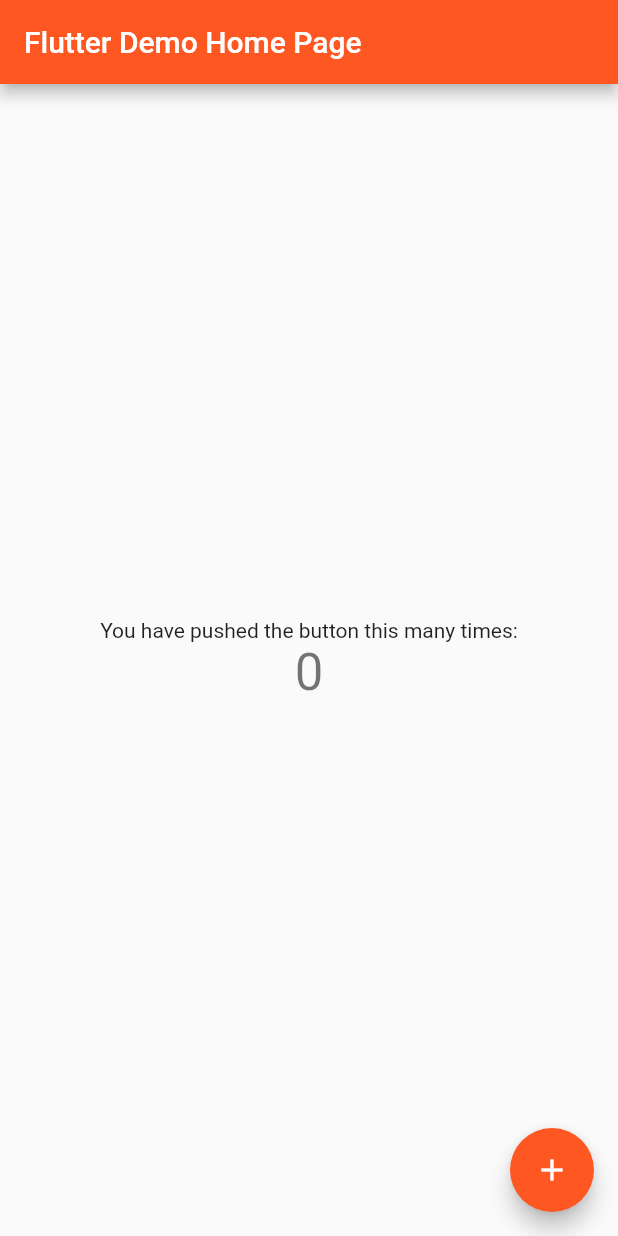
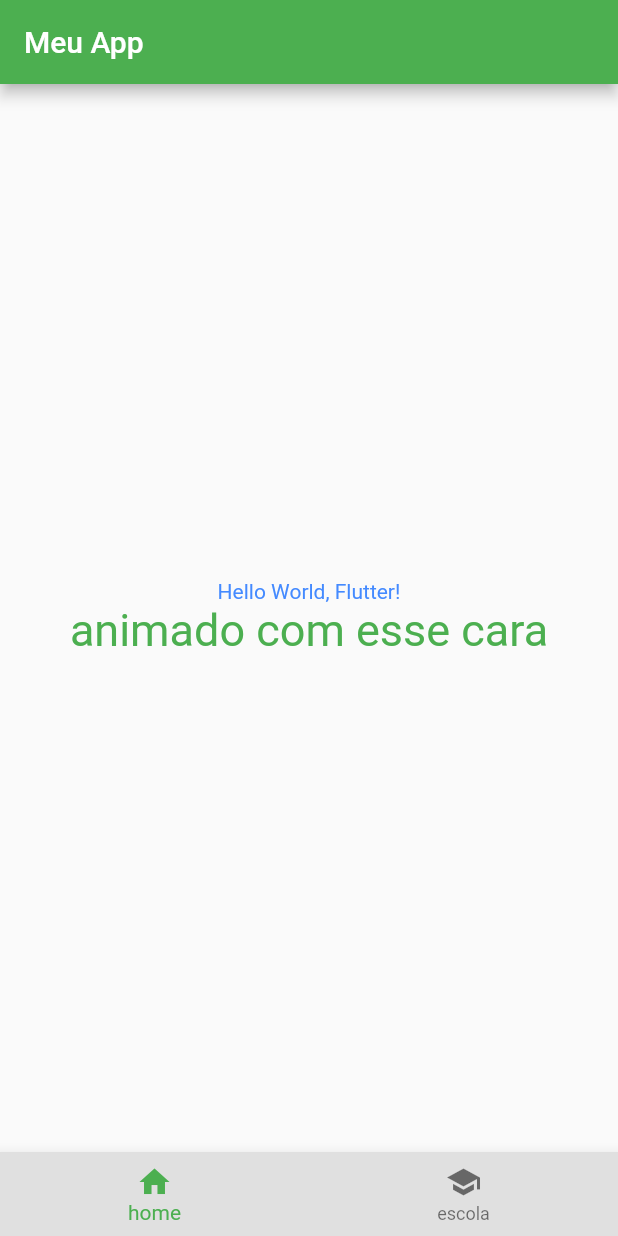
Before and after one commit to BrunoSouzaPicinini/CursoFlutterSchoolOfNet, a Flutter app: the screen it shows after launch, on a phone screen of 412 x 824 dp. Run offline on Flutter 3.47's test engine with Material 2 defaults, Android fonts, the light colour scheme and no system bars.

Commit message:
Hello world em Flutter!

```diff
--- a/lib/main.dart
+++ b/lib/main.dart
@@ -1,115 +1,60 @@
 import 'package:flutter/material.dart';
 
 void main() {
-  runApp(const MyApp());
+  runApp(new MyApp());
 }
 
 class MyApp extends StatelessWidget {
-  const MyApp({Key? key}) : super(key: key);
+  Widget build(BuildContext context) {
+    return new MaterialApp(
+        title: "SON contador de cursos", home: new HomeApp());
+  }
+}
 
-  // This widget is the root of your application.
+class HomeApp extends StatefulWidget {
+  const HomeApp({Key? key}) : super(key: key);
+
+  @override
+  State<HomeApp> createState() => _HomeAppState();
+}
+
+class _HomeAppState extends State<HomeApp> {
   @override
   Widget build(BuildContext context) {
-    return MaterialApp(
-      title: 'Flutter Demo',
-      theme: ThemeData(
-        // This is the theme of your application.
-        //
-        // Try running your application with "flutter run". You'll see the
-        // application has a blue toolbar. Then, without quitting the app, try
-        // changing the primarySwatch below to Colors.green and then invoke
-        // "hot reload" (press "r" in the console where you ran "flutter run",
-        // or simply save your changes to "hot reload" in a Flutter IDE).
-        // Notice that the counter didn't reset back to zero; the application
-        // is not restarted.
-        primarySwatch: Colors.deepOrange,
+    return Scaffold(
+      appBar: AppBar(
+        title: Text('Meu App'),
+        backgroundColor: Colors.green,
       ),
-      home: const MyHomePage(title: 'Flutter Demo Home Page'),
+      body: Container(
+          constraints: BoxConstraints.expand(),
+          child: Column(
+            mainAxisAlignment: MainAxisAlignment.center,
+            children: <Widget>[
+              Text(
+                'Hello World, Flutter!',
+                textAlign: TextAlign.center,
+                style: TextStyle(
+                    color: Colors.blueAccent, decoration: TextDecoration.none),
+              ),
+              Text(
+                'animado com esse cara',
+                textAlign: TextAlign.center,
+                style: TextStyle(
+                    color: Colors.green,
+                    fontSize: 30,
+                    decoration: TextDecoration.none),
+              ),
+            ],
+          )),
+      bottomNavigationBar: BottomNavigationBar(
+        backgroundColor: Colors.grey.shade300,
+        items: <BottomNavigationBarItem>[
+          BottomNavigationBarItem(icon: Icon(Icons.home), label: 'home'),
+          BottomNavigationBarItem(icon: Icon(Icons.school), label: 'escola'),
+        ],
+        fixedColor: Colors.green,
+      ),
     );
   }
 }
-
-class MyHomePage extends StatefulWidget {
-  const MyHomePage({Key? key, required this.title}) : super(key: key);
-
-  // This widget is the home page of your application. It is stateful, meaning
-  // that it has a State object (defined below) that contains fields that affect
-  // how it looks.
-
-  // This class is the configuration for the state. It holds the values (in this
-  // case the title) provided by the parent (in this case the App widget) and
-  // used by the build method of the State. Fields in a Widget subclass are
-  // always marked "final".
-
-  final String title;
-
-  @override
-  State<MyHomePage> createState() => _MyHomePageState();
-}
-
-class _MyHomePageState extends State<MyHomePage> {
-  int _counter = 0;
-
-  void _incrementCounter() {
-    setState(() {
-      // This call to setState tells the Flutter framework that something has
-      // changed in this State, which causes it to rerun the build method below
-      // so that the display can reflect the updated values. If we changed
-      // _counter without calling setState(), then the build method would not be
-      // called again, and so nothing would appear to happen.
-      _counter++;
-    });
-  }
-
-  @override
-  Widget build(BuildContext context) {
-    // This method is rerun every time setState is called, for instance as done
-    // by the _incrementCounter method above.
-    //
-    // The Flutter framework has been optimized to make rerunning build methods
-    // fast, so that you can just rebuild anything that needs updating rather
-    // than having to individually change instances of widgets.
-    return Scaffold(
-      appBar: AppBar(
-        // Here we take the value from the MyHomePage object that was created by
-        // the App.build method, and use it to set our appbar title.
-        title: Text(widget.title),
-      ),
-      body: Center(
-        // Center is a layout widget. It takes a single child and positions it
-        // in the middle of the parent.
-        child: Column(
-          // Column is also a layout widget. It takes a list of children and
-          // arranges them vertically. By default, it sizes itself to fit its
-          // children horizontally, and tries to be as tall as its parent.
-          //
-          // Invoke "debug painting" (press "p" in the console, choose the
-          // "Toggle Debug Paint" action from the Flutter Inspector in Android
-          // Studio, or the "Toggle Debug Paint" command in Visual Studio Code)
-          // to see the wireframe for each widget.
-          //
-          // Column has various properties to control how it sizes itself and
-          // how it positions its children. Here we use mainAxisAlignment to
-          // center the children vertically; the main axis here is the vertical
-          // axis because Columns are vertical (the cross axis would be
-          // horizontal).
-          mainAxisAlignment: MainAxisAlignment.center,
-          children: <Widget>[
-            const Text(
-              'You have pushed the button this many times:',
-            ),
-            Text(
-              '$_counter',
-              style: Theme.of(context).textTheme.headline4,
-            ),
-          ],
-        ),
-      ),
-      floatingActionButton: FloatingActionButton(
-        onPressed: _incrementCounter,
-        tooltip: 'Increment',
-        child: const Icon(Icons.add),
-      ), // This trailing comma makes auto-formatting nicer for build methods.
-    );
-  }
-}
```
Also changed, not shown: 1 other file.
